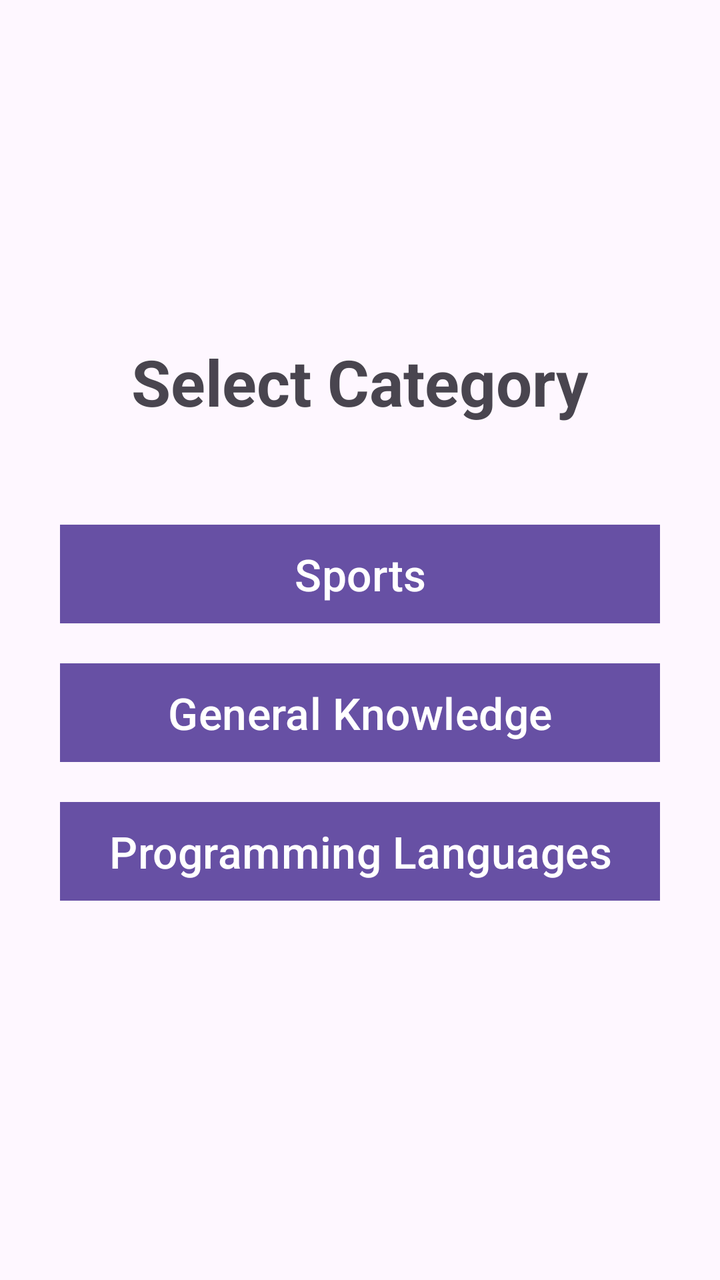
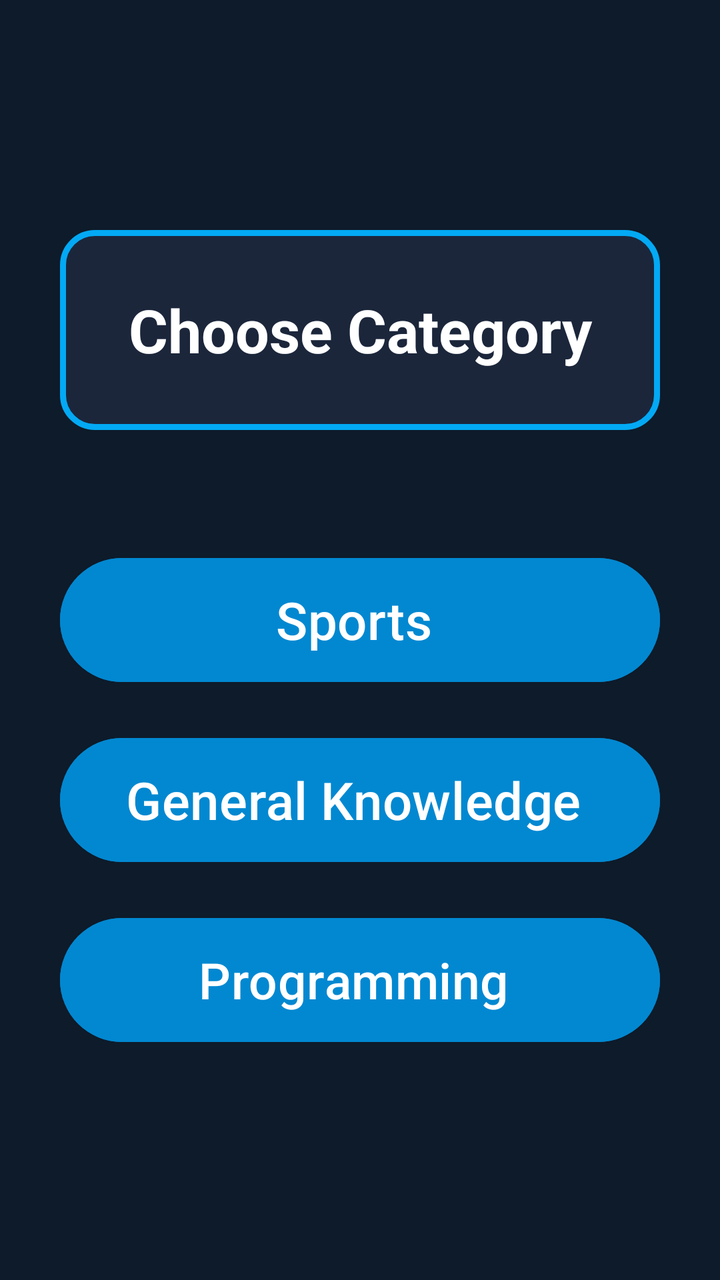

Compare the two renders of this Android layout. The source of the first and the diff that turns it into the second are given below.
<!-- AndroidManifest.xml: application theme Theme.QuizApp -->
<!-- res/layout/activity_category.xml -->
<?xml version="1.0" encoding="utf-8"?>
<LinearLayout xmlns:android="http://schemas.android.com/apk/res/android"
    android:layout_width="match_parent"
    android:layout_height="match_parent"
    android:orientation="vertical"
    android:padding="30dp"
    android:gravity="center">

    <TextView
        android:layout_width="wrap_content"
        android:layout_height="wrap_content"
        android:text="Select Category"
        android:textSize="32sp"
        android:textStyle="bold"
        android:layout_marginBottom="50dp"/>

    <Button
        android:id="@+id/btnSports"
        android:layout_width="match_parent"
        android:layout_height="wrap_content"
        android:text="Sports"
        android:textSize="22sp"
        android:layout_marginBottom="20dp"
        android:background="#FF9800"
        android:textColor="#FFFFFF"/>

    <Button
        android:id="@+id/btnGK"
        android:layout_width="match_parent"
        android:layout_height="wrap_content"
        android:text="General Knowledge"
        android:textSize="22sp"
        android:layout_marginBottom="20dp"
        android:background="#9C27B0"
        android:textColor="#FFFFFF"/>

    <Button
        android:id="@+id/btnProgramming"
        android:layout_width="match_parent"
        android:layout_height="wrap_content"
        android:text="Programming Languages"
        android:textSize="22sp"
        android:layout_marginBottom="20dp"
        android:background="#009688"
        android:textColor="#FFFFFF"/>

</LinearLayout>
<!-- resources referenced by this layout -->
<resources>
  <style name="Theme.QuizApp" parent="Base.Theme.QuizApp" />
  <style name="Base.Theme.QuizApp" parent="Theme.Material3.DayNight.NoActionBar">
          
          
      </style>
</resources>

<!-- the commit's change to res/layout/activity_category.xml (unified diff, before → after) -->
@@ -3,45 +3,55 @@
     android:layout_width="match_parent"
     android:layout_height="match_parent"
     android:orientation="vertical"
+    android:background="#0D1B2A"
     android:padding="30dp"
     android:gravity="center">
 
+    
     <TextView
-        android:layout_width="wrap_content"
-        android:layout_height="wrap_content"
-        android:text="Select Category"
-        android:textSize="32sp"
-        android:textStyle="bold"
-        android:layout_marginBottom="50dp"/>
+        android:layout_width="match_parent"
+        android:layout_height="100dp"
+        android:layout_marginBottom="60dp"
+        android:background="@drawable/category_bg"
+        android:gravity="center"
+        android:text="Choose Category"
+        android:textColor="#FFFFFF"
+        android:textSize="30sp"
+        android:textStyle="bold" />
 
+    
     <Button
         android:id="@+id/btnSports"
         android:layout_width="match_parent"
-        android:layout_height="wrap_content"
-        android:text="Sports"
-        android:textSize="22sp"
+        android:layout_height="70dp"
+        android:text="Sports "
+        android:textSize="26sp"
+        android:textColor="#FFFFFF"
+        android:backgroundTint="#0288D1"
         android:layout_marginBottom="20dp"
-        android:background="#FF9800"
-        android:textColor="#FFFFFF"/>
+        android:elevation="6dp"/>
 
+    
     <Button
         android:id="@+id/btnGK"
         android:layout_width="match_parent"
-        android:layout_height="wrap_content"
-        android:text="General Knowledge"
-        android:textSize="22sp"
+        android:layout_height="70dp"
+        android:text="General Knowledge "
+        android:textSize="26sp"
+        android:textColor="#FFFFFF"
+        android:backgroundTint="#0288D1"
         android:layout_marginBottom="20dp"
-        android:background="#9C27B0"
-        android:textColor="#FFFFFF"/>
+        android:elevation="6dp"/>
 
+    
     <Button
         android:id="@+id/btnProgramming"
         android:layout_width="match_parent"
-        android:layout_height="wrap_content"
-        android:text="Programming Languages"
-        android:textSize="22sp"
-        android:layout_marginBottom="20dp"
-        android:background="#009688"
-        android:textColor="#FFFFFF"/>
+        android:layout_height="70dp"
+        android:text="Programming "
+        android:textSize="25sp"
+        android:textColor="#FFFFFF"
+        android:backgroundTint="#0288D1"
+        android:elevation="6dp"/>
 
 </LinearLayout>
<!-- resource entries referenced after the edit -->
@@ -1,5 +1,14 @@
 <!-- resources referenced by this layout -->
 <resources>
+  <!-- drawable category_bg (drawable) -->
+  <?xml version="1.0" encoding="utf-8"?>
+  <shape xmlns:android="http://schemas.android.com/apk/res/android">
+      <solid android:color="#1B263B" />
+      <stroke
+          android:width="3dp"
+          android:color="#03A9F4" />
+      <corners android:radius="16dp" />
+  </shape>
   <style name="Theme.QuizApp" parent="Base.Theme.QuizApp" />
   <style name="Base.Theme.QuizApp" parent="Theme.Material3.DayNight.NoActionBar">
           
